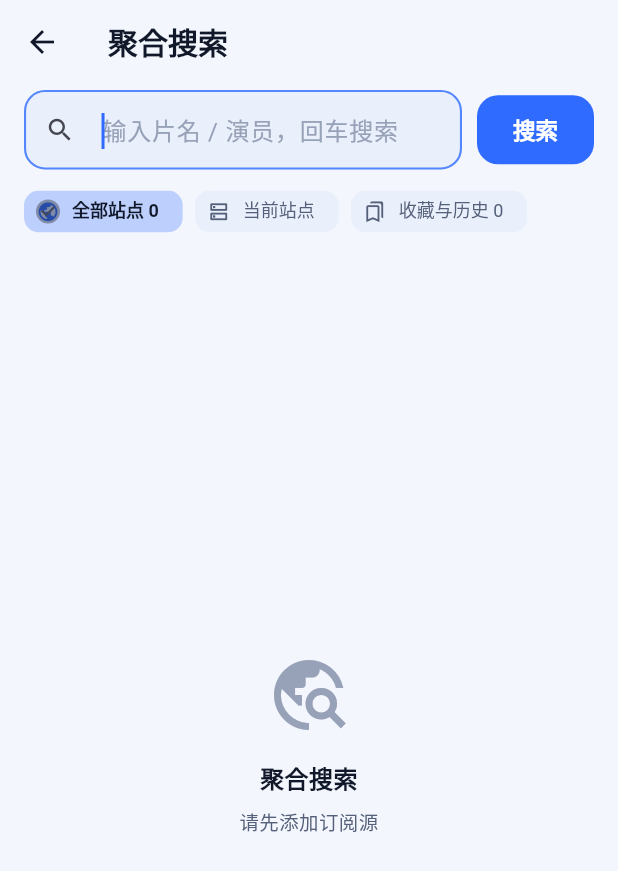
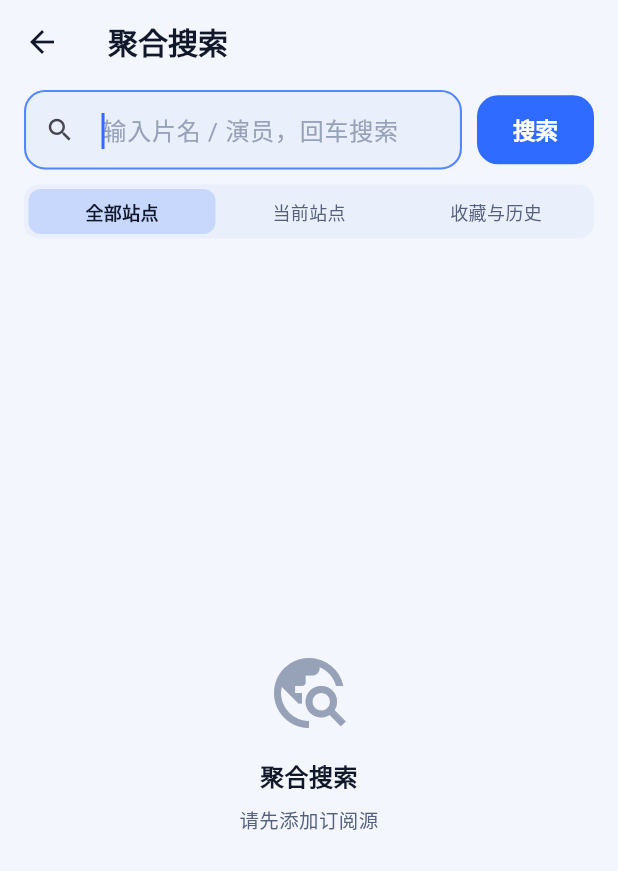
Before and after one commit to vteovi/yingshu, a Flutter app: the SearchPage screen opened directly, on a phone screen of 412 x 824 dp. Shown: the top 871 px of the screen. Run offline on Flutter 3.47's test engine with Material 3 defaults, Android fonts, the phone set to English and light mode, and no system bars; our stand-ins replace dio, shared_preferences, video_player, video_player_platform_interface; missing offline and left inert: file_selector, media_kit, media_kit_video, screen_brightness, volume_controller; accounts and stored records are empty.

Commit message:
搜索范围改为单行等宽分段控件（0.33.0）

```diff
--- a/lib/core/constants.dart
+++ b/lib/core/constants.dart
@@ -1,6 +1,6 @@
 const String kAppName = '影枢';
 const String kAppNameEn = 'CineHub';
-const String kAppVersion = '0.32.2';
+const String kAppVersion = '0.33.0';
 const String kAppPackage = 'com.yingshu.player';
 
 /// 部分苹果CMS站点会校验 UA，默认伪装成桌面浏览器。
--- a/lib/pages/search_page.dart
+++ b/lib/pages/search_page.dart
@@ -592,55 +592,73 @@ class _SearchPageState extends State<SearchPage> {
 
   /// 搜索范围选择条：三个胶囊，切换后下一次搜索就按新范围走。
   Widget _buildScopeBar() {
-    final app = context.read<AppState>();
     final palette = context.palette;
     final primary = Theme.of(context).colorScheme.primary;
-    final localCount = app.favorites.length + app.history.length;
 
-    String labelOf(SearchScope scope) {
-      switch (scope) {
-        case SearchScope.all:
-          return '${scope.label} ${app.enabledSources.length}';
-        case SearchScope.current:
-          return app.currentSource?.name ?? scope.label;
-        case SearchScope.local:
-          return '${scope.label} $localCount';
-      }
-    }
-
-    return Wrap(
-      spacing: 8,
-      runSpacing: 6,
+    // 三个 Chip 放在 Wrap 里，在窄屏（360dp 左右）会折成两排。
+    // 改成一条等宽分段控件：去掉图标和数量，只留四个字，
+    // 每段 1/3 宽、单行不换行，任何手机宽度都不会折行，比三个浮着的
+    // Chip 看着也整一些。数量信息不影响选范围，就不占了。
+    return Container(
+      height: 36,
+      margin: const EdgeInsets.only(top: 2),
+      padding: const EdgeInsets.all(3),
+      decoration: BoxDecoration(
+        color: palette.surfaceHigh,
+        borderRadius: BorderRadius.circular(10),
+      ),
+      child: Row(
         children: [
           for (final scope in SearchScope.values)
-          ChoiceChip(
-            avatar: Icon(
-              scope.icon,
-              size: 15,
-              color: _scope == scope ? primary : palette.textSecondary,
+            Expanded(
+              child: GestureDetector(
+                behavior: HitTestBehavior.opaque,
+                onTap: () => _selectScope(scope),
+                child: AnimatedContainer(
+                  duration: const Duration(milliseconds: 160),
+                  curve: Curves.easeOut,
+                  alignment: Alignment.center,
+                  decoration: BoxDecoration(
+                    color: _scope == scope
+                        ? primary.withValues(alpha: 0.18)
+                        : Colors.transparent,
+                    borderRadius: BorderRadius.circular(8),
                   ),
-            label: Text(
-              labelOf(scope),
+                  child: Text(
+                    _scopeLabelOf(scope),
                     maxLines: 1,
                     overflow: TextOverflow.ellipsis,
                     style: TextStyle(
                       fontSize: 12,
                       height: 1.1,
-                fontWeight: _scope == scope ? FontWeight.w600 : FontWeight.w400,
+                      fontWeight:
+                          _scope == scope ? FontWeight.w600 : FontWeight.w400,
                       color: _scope == scope
                           ? palette.textPrimary
                           : palette.textSecondary,
                     ),
                   ),
-            selected: _scope == scope,
-            visualDensity: VisualDensity.compact,
-            onSelected: (_) {
+                ),
+              ),
+            ),
+        ],
+      ),
+    );
+  }
+
+  String _scopeLabelOf(SearchScope scope) => switch (scope) {
+        SearchScope.all => '全部站点',
+        SearchScope.current => '当前站点',
+        SearchScope.local => '收藏与历史',
+      };
+
+  /// 切换搜索范围：作废上一轮、清掉结果，并用同一个关键词自动重搜。
+  void _selectScope(SearchScope scope) {
     if (_scope == scope) return;
     // 先作废还在跑的那一轮：否则旧范围的结果会继续追加进来，
     // 显示在新范围下面，看着就像「搜索串了」
     _runId++;
-              final rerun =
-                  _lastKeyword != null && _controller.text.trim().isNotEmpty;
+    final rerun = _lastKeyword != null && _controller.text.trim().isNotEmpty;
     setState(() {
       _scope = scope;
       // 换范围等于换一批结果，旧的先清掉，免得分不清是哪个范围搜出来的
@@ -654,10 +672,6 @@ class _SearchPageState extends State<SearchPage> {
     // 已经搜过一次的话，换范围直接用手上的关键词重搜一遍，
     // 不用用户再点一次「搜索」
     if (rerun) unawaited(_search());
-            },
-          ),
-      ],
-    );
   }
 
   /// 筛选标签的 id 顺序：null 代表「全部」，后面按首次出结果的顺序列各来源。
--- a/pubspec.yaml
+++ b/pubspec.yaml
@@ -1,7 +1,7 @@
 name: yingshu
 description: 影枢 CineHub —— 基于苹果CMS v10 采集接口的跨端流媒体播放器（订阅源聚合 / 点播 / 进度记忆）
 publish_to: 'none'
-version: 0.32.2+3202
+version: 0.33.0+3300
 
 environment:
   sdk: '>=3.4.0 <4.0.0'
```
Also changed, not shown: 1 other file. Lines whose indentation alone changed are shown as unchanged.
